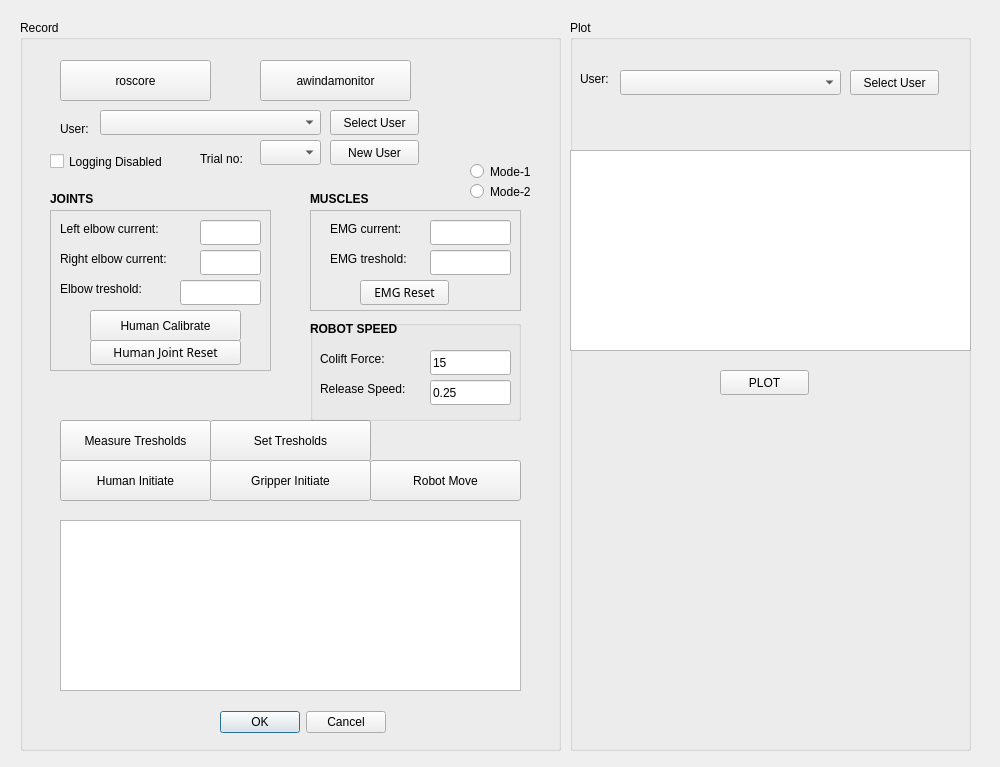
frdedynamics/hrc_training, file ui/main.ui: the form before one commit.
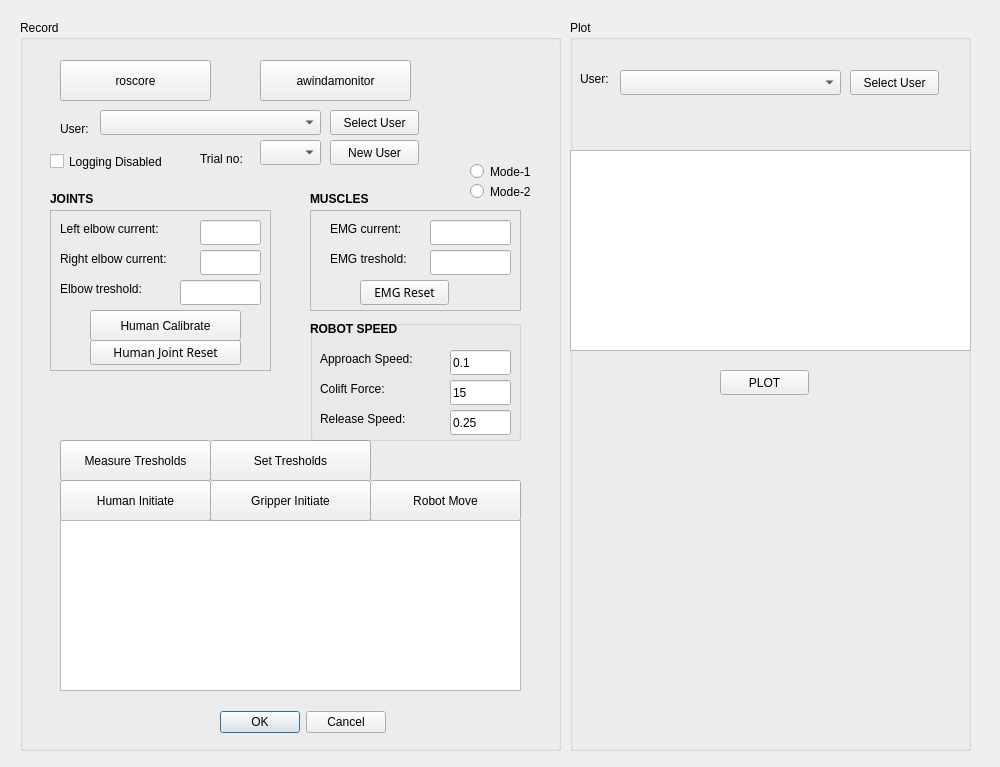
The form after the commit. Icons and pictures are not drawn.

Commit message: adjustable approach speed

```diff
--- a/ui/main.ui
+++ b/ui/main.ui
@@ -42,7 +42,7 @@
     <property name="geometry">
      <rect>
       <x>40</x>
-      <y>440</y>
+      <y>460</y>
       <width>151</width>
       <height>41</height>
      </rect>
@@ -55,7 +55,7 @@
     <property name="geometry">
      <rect>
       <x>350</x>
-      <y>440</y>
+      <y>460</y>
       <width>151</width>
       <height>41</height>
      </rect>
@@ -117,7 +117,7 @@
     <property name="geometry">
      <rect>
       <x>190</x>
-      <y>440</y>
+      <y>460</y>
       <width>161</width>
       <height>41</height>
      </rect>
@@ -424,7 +424,7 @@
     <property name="geometry">
      <rect>
       <x>40</x>
-      <y>400</y>
+      <y>420</y>
       <width>151</width>
       <height>41</height>
      </rect>
@@ -437,7 +437,7 @@
     <property name="geometry">
      <rect>
       <x>190</x>
-      <y>400</y>
+      <y>420</y>
       <width>161</width>
       <height>41</height>
      </rect>
@@ -490,7 +490,7 @@
       <x>290</x>
       <y>300</y>
       <width>211</width>
-      <height>101</height>
+      <height>121</height>
      </rect>
     </property>
     <property name="font">
@@ -505,9 +505,9 @@
     <widget class="QLineEdit" name="robotForceLineEdit">
      <property name="geometry">
       <rect>
-       <x>120</x>
-       <y>30</y>
-       <width>81</width>
+       <x>140</x>
+       <y>60</y>
+       <width>61</width>
        <height>25</height>
       </rect>
      </property>
@@ -519,7 +519,7 @@
      <property name="geometry">
       <rect>
        <x>10</x>
-       <y>30</y>
+       <y>60</y>
        <width>101</width>
        <height>17</height>
       </rect>
@@ -532,8 +532,8 @@
      <property name="geometry">
       <rect>
        <x>10</x>
-       <y>60</y>
-       <width>101</width>
+       <y>90</y>
+       <width>111</width>
        <height>17</height>
       </rect>
      </property>
@@ -544,9 +544,9 @@
     <widget class="QLineEdit" name="robotSpeedLineEdit">
      <property name="geometry">
       <rect>
-       <x>120</x>
-       <y>60</y>
-       <width>81</width>
+       <x>140</x>
+       <y>90</y>
+       <width>61</width>
        <height>25</height>
       </rect>
      </property>
@@ -573,6 +573,32 @@
       <string>ROBOT SPEED</string>
      </property>
     </widget>
+    <widget class="QLabel" name="robotApproachSpeedLabel">
+     <property name="geometry">
+      <rect>
+       <x>10</x>
+       <y>30</y>
+       <width>121</width>
+       <height>17</height>
+      </rect>
+     </property>
+     <property name="text">
+      <string>Approach Speed:</string>
+     </property>
+    </widget>
+    <widget class="QLineEdit" name="robotApproachSpeedLineEdit">
+     <property name="geometry">
+      <rect>
+       <x>140</x>
+       <y>30</y>
+       <width>61</width>
+       <height>25</height>
+      </rect>
+     </property>
+     <property name="text">
+      <string>0.1</string>
+     </property>
+    </widget>
    </widget>
    <zorder>emg_frame</zorder>
    <zorder>joint_frame</zorder>
```
The commit also changes 3 other files.
